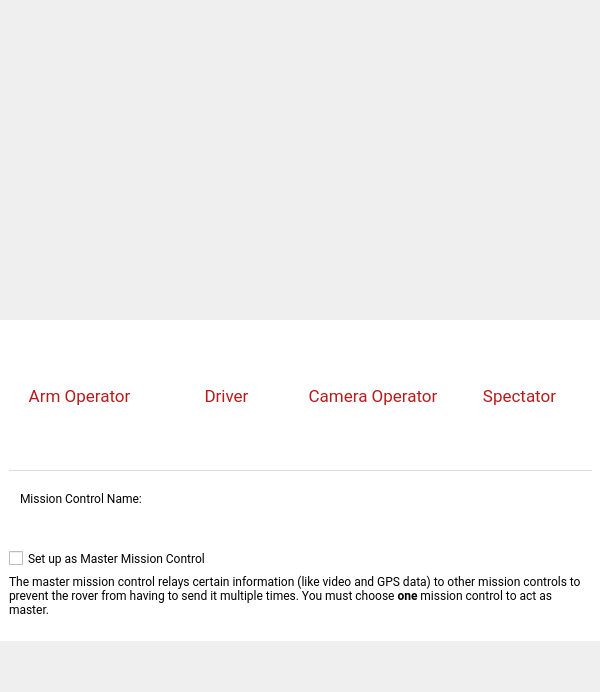
The window that MissionControl/setupdialog.ui (wuspy/soro) describes before a commit, drawn with Qt 5.
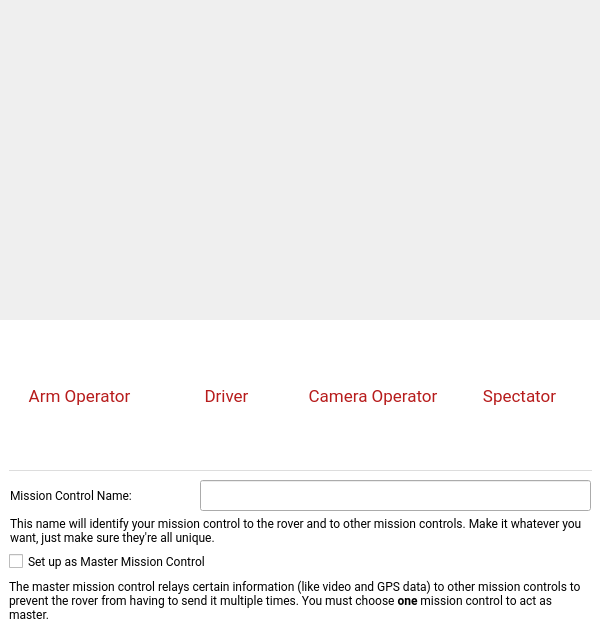
The same window after the commit. Icons and pictures are not drawn. Custom widgets are drawn as their Qt base class.

Commit message: i have no fucking clue dude just, actually that's fine because I have no clue what I changed

The edit to the form file:
```diff
--- a/MissionControl/setupdialog.ui
+++ b/MissionControl/setupdialog.ui
@@ -7,7 +7,7 @@
     <x>0</x>
     <y>0</y>
     <width>600</width>
-    <height>692</height>
+    <height>640</height>
    </rect>
   </property>
   <property name="sizePolicy">
@@ -19,13 +19,13 @@
   <property name="minimumSize">
    <size>
     <width>600</width>
-    <height>560</height>
+    <height>640</height>
    </size>
   </property>
   <property name="maximumSize">
    <size>
     <width>600</width>
-    <height>900</height>
+    <height>640</height>
    </size>
   </property>
   <property name="font">
@@ -140,7 +140,7 @@
     <property name="geometry">
      <rect>
       <x>9</x>
-      <y>227</y>
+      <y>230</y>
       <width>253</width>
       <height>23</height>
      </rect>
@@ -160,7 +160,7 @@
       <x>9</x>
       <y>250</y>
       <width>583</width>
-      <height>51</height>
+      <height>61</height>
      </rect>
     </property>
     <property name="text">
@@ -173,16 +173,47 @@
    <widget class="QLabel" name="label_2">
     <property name="geometry">
      <rect>
-      <x>20</x>
-      <y>170</y>
-      <width>161</width>
-      <height>17</height>
+      <x>10</x>
+      <y>160</y>
+      <width>191</width>
+      <height>31</height>
      </rect>
     </property>
+    <property name="font">
+     <font>
+      <family>Roboto</family>
+     </font>
+    </property>
     <property name="text">
      <string>Mission Control Name:</string>
     </property>
    </widget>
+   <widget class="QLineEdit" name="nameLineEdit">
+    <property name="geometry">
+     <rect>
+      <x>200</x>
+      <y>160</y>
+      <width>391</width>
+      <height>31</height>
+     </rect>
+    </property>
+   </widget>
+   <widget class="QLabel" name="label_3">
+    <property name="geometry">
+     <rect>
+      <x>10</x>
+      <y>190</y>
+      <width>583</width>
+      <height>41</height>
+     </rect>
+    </property>
+    <property name="text">
+     <string>&lt;html&gt;&lt;head/&gt;&lt;body&gt;&lt;p style=&quot;font-family:Roboto; font-size:9pt;&quot;&gt;This name will identify your mission control to the rover and to other mission controls. Make it whatever you want, just make sure they're all unique.&lt;/p&gt;&lt;/body&gt;&lt;/html&gt;</string>
+    </property>
+    <property name="wordWrap">
+     <bool>true</bool>
+    </property>
+   </widget>
   </widget>
   <widget class="QLabel" name="splashLabel">
    <property name="geometry">
```
The commit also changes 5 other files.
